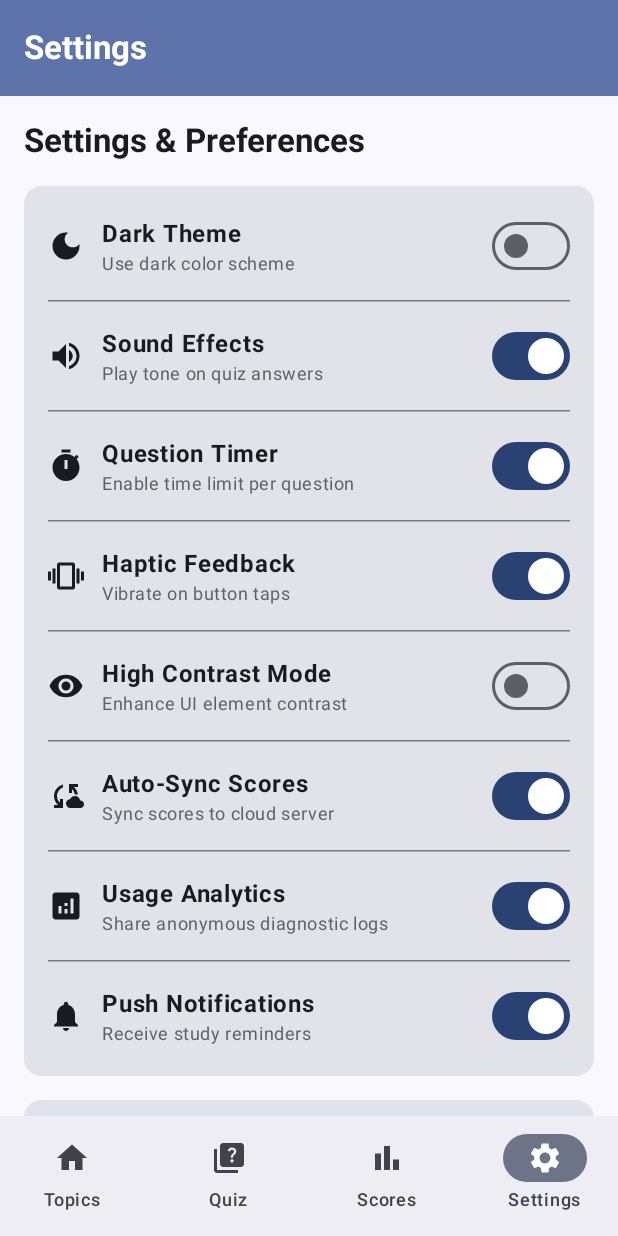
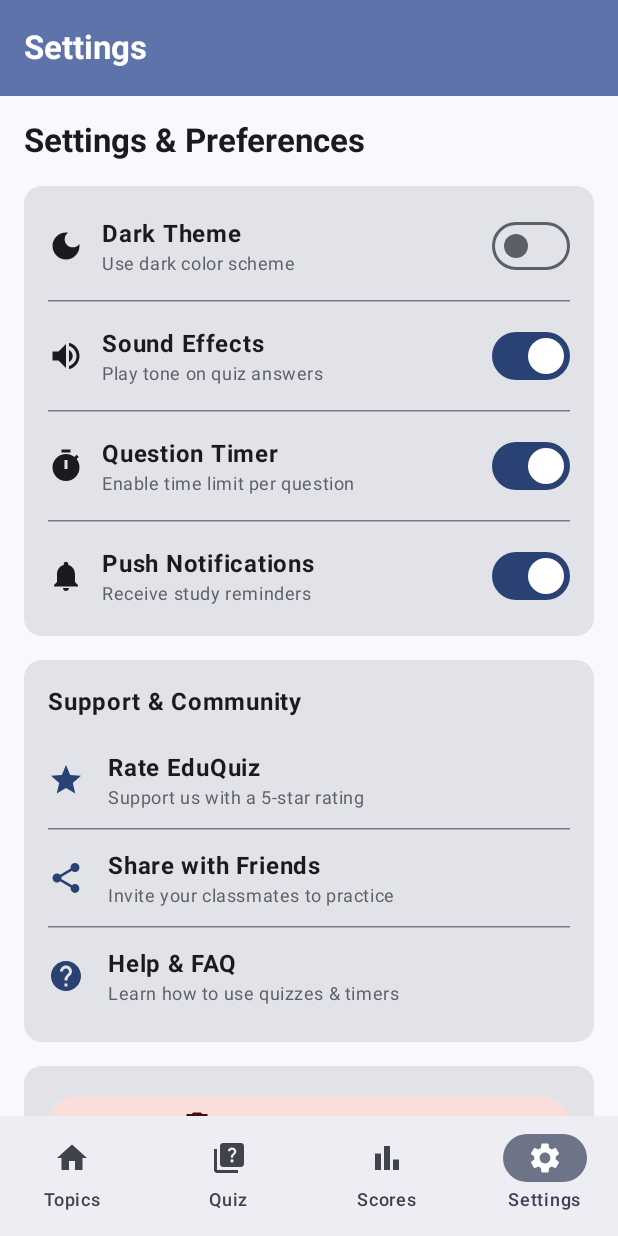
Before and after one commit to JCU-Mobile-Tech/mohammedEduApp, an Android app built with Jetpack Compose: the screen it shows after launch (MainActivity), item 4 of the bottom bar chosen, on a phone screen of 412 x 824 dp. Run offline under Robolectric (Android 15) with nearby library versions, the phone set to English and light mode, and no system bars.

Commit message:
Add player profile management and database unit tests

```diff
--- a/app/src/main/java/com/example/mohdeduapp/MainActivity.kt
+++ b/app/src/main/java/com/example/mohdeduapp/MainActivity.kt
@@ -2,6 +2,7 @@ package com.example.mohdeduapp
 
 import android.media.ToneGenerator
 import android.os.Bundle
+import android.widget.Toast
 import androidx.activity.ComponentActivity
 import androidx.activity.compose.setContent
 import androidx.activity.enableEdgeToEdge
@@ -11,12 +12,14 @@ import androidx.compose.foundation.lazy.LazyColumn
 import androidx.compose.foundation.lazy.LazyRow
 import androidx.compose.foundation.lazy.items
 import androidx.compose.material.icons.Icons
+import androidx.compose.material.icons.automirrored.filled.Help
 import androidx.compose.material.icons.automirrored.filled.VolumeUp
 import androidx.compose.material.icons.filled.*
 import androidx.compose.material3.*
 import androidx.compose.runtime.*
 import androidx.compose.ui.Alignment
 import androidx.compose.ui.Modifier
+import androidx.compose.ui.platform.LocalContext
 import androidx.compose.ui.text.font.FontWeight
 import androidx.compose.ui.unit.dp
 import com.example.mohdeduapp.ui.theme.MohdEduAppTheme
@@ -39,6 +42,7 @@ data class QuizQuestion(
 )
 
 data class QuizScoreRecord(
+    val playerName: String,
     val topicTitle: String,
     val score: Int,
     val total: Int,
@@ -56,9 +60,9 @@ class MainActivity : ComponentActivity() {
 
             val scoreList = remember {
                 mutableStateListOf(
-                    QuizScoreRecord("Jetpack Compose Quiz", 5, 5, "Today"),
-                    QuizScoreRecord("Kotlin Coroutines & Flow", 4, 5, "Yesterday"),
-                    QuizScoreRecord("MVVM & Clean Architecture", 5, 5, "2 days ago"),
+                    QuizScoreRecord("Player 1", "Jetpack Compose Quiz", 5, 5, "Today"),
+                    QuizScoreRecord("Alex", "Kotlin Coroutines & Flow", 4, 5, "Yesterday"),
+                    QuizScoreRecord("Player 1", "MVVM & Clean Architecture", 5, 5, "2 days ago"),
                 )
             }
 
@@ -88,8 +92,12 @@ fun QuizAppRoot(
     timerEnabled: Boolean,
     onTimerEnabledChanged: (Boolean) -> Unit,
 ) {
-    var selectedTab by remember { mutableIntStateOf(3) } // Default to settings or topics as needed
+    var selectedTab by remember { mutableIntStateOf(0) }
     var activeQuizTopic by remember { mutableStateOf<QuizTopic?>(null) }
+    var currentPlayerName by remember { mutableStateOf("Player 1") }
+    var pendingTopicToStart by remember { mutableStateOf<QuizTopic?>(null) }
+    var showPlayerDialog by remember { mutableStateOf(false) }
+
     var searchQuery by remember { mutableStateOf("") }
     var selectedCategory by remember { mutableStateOf("All") }
     var selectedDifficulty by remember { mutableStateOf("All") }
@@ -104,6 +112,42 @@ fun QuizAppRoot(
             QuizTopic(3, "Data Structures & Algorithms", "Algorithms", "Assess essential DSA patterns, search trees, and complexity analysis.", 12),
             QuizTopic(4, "MVVM & Clean Architecture", "Architecture", "Test your understanding of scalable app architecture, ViewModels, and repositories.", 12),
             QuizTopic(5, "Room Database & SQLite", "Database", "Practice local persistence, entities, DAOs, and migration queries.", 12),
+        )
+    }
+
+    if (showPlayerDialog) {
+        var tempName by remember { mutableStateOf(currentPlayerName) }
+        AlertDialog(
+            onDismissRequest = { showPlayerDialog = false },
+            title = { Text("Enter Player / Quiz Participant") },
+            text = {
+                Column {
+                    Text("Enter player name before starting the quiz:")
+                    Spacer(modifier = Modifier.height(8.dp))
+                    OutlinedTextField(
+                        value = tempName,
+                        onValueChange = { tempName = it },
+                        singleLine = true,
+                        label = { Text("Player Name") },
+                    )
+                }
+            },
+            confirmButton = {
+                TextButton(onClick = {
+                    if (tempName.isNotBlank()) {
+                        currentPlayerName = tempName.trim()
+                    }
+                    showPlayerDialog = false
+                    activeQuizTopic = pendingTopicToStart
+                }) {
+                    Text("Start Quiz")
+                }
+            },
+            dismissButton = {
+                TextButton(onClick = { showPlayerDialog = false }) {
+                    Text("Cancel")
+                }
+            },
         )
     }
 
@@ -163,10 +207,11 @@ fun QuizAppRoot(
         if (activeQuizTopic != null) {
             QuizScreen(
                 topic = activeQuizTopic!!,
+                playerName = currentPlayerName,
                 soundEnabled = soundEnabled,
                 timerEnabled = timerEnabled,
                 onFinishQuiz = { score, total ->
-                    scoreList.add(0, QuizScoreRecord(activeQuizTopic!!.title, score, total, "Just now"))
+                    scoreList.add(0, QuizScoreRecord(currentPlayerName, activeQuizTopic!!.title, score, total, "Just now"))
                     activeQuizTopic = null
                     selectedTab = 2 // Jump to scores
                 },
@@ -185,12 +230,20 @@ fun QuizAppRoot(
                     onDifficultySelected = { selectedDifficulty = it },
                     searchQuery = searchQuery,
                     onSearchQueryChanged = { searchQuery = it },
-                    onStartQuiz = { activeQuizTopic = it },
+                    currentPlayerName = currentPlayerName,
+                    onPlayerNameChanged = { currentPlayerName = it },
+                    onStartQuiz = { topic ->
+                        pendingTopicToStart = topic
+                        showPlayerDialog = true
+                    },
                     modifier = Modifier.padding(innerPadding),
                 )
                 1 -> ActivityStartScreen(
                     topics = topics,
-                    onStartQuiz = { activeQuizTopic = it },
+                    onStartQuiz = { topic ->
+                        pendingTopicToStart = topic
+                        showPlayerDialog = true
+                    },
                     modifier = Modifier.padding(innerPadding),
                 )
                 2 -> ScoresScreen(
@@ -223,6 +276,8 @@ fun TopicsScreen(
     onDifficultySelected: (String) -> Unit,
     searchQuery: String,
     onSearchQueryChanged: (String) -> Unit,
+    currentPlayerName: String,
+    onPlayerNameChanged: (String) -> Unit,
     onStartQuiz: (QuizTopic) -> Unit,
     modifier: Modifier = Modifier,
 ) {
@@ -245,15 +300,22 @@ fun TopicsScreen(
                 colors = CardDefaults.cardColors(containerColor = MaterialTheme.colorScheme.primaryContainer),
             ) {
                 Column(modifier = Modifier.padding(20.dp)) {
+                    Row(
+                        modifier = Modifier.fillMaxWidth(),
+                        horizontalArrangement = Arrangement.SpaceBetween,
+                        verticalAlignment = Alignment.CenterVertically,
+                    ) {
                         Text(
-                        text = "Welcome to EduQuiz 🧠",
+                            text = "Welcome, $currentPlayerName 👤",
                             style = MaterialTheme.typography.titleLarge,
                             fontWeight = FontWeight.Bold,
                             color = MaterialTheme.colorScheme.onPrimaryContainer,
                         )
+                        Badge { Text("Active Player") }
+                    }
                     Spacer(modifier = Modifier.height(4.dp))
                     Text(
-                        text = "Explore 60+ curriculum-aligned questions across 5 core topics, featuring random selection, timers, instant explanations, and score tracking.",
+                        text = "Ready for your quiz? Scores are tracked per player in the Score History tab.",
                         style = MaterialTheme.typography.bodyMedium,
                         color = MaterialTheme.colorScheme.onPrimaryContainer,
                     )
@@ -261,23 +323,37 @@ fun TopicsScreen(
             }
         }
 
+        // Tap to Flip Daily Flashcard
         item {
+            var flashcardFlipped by remember { mutableStateOf(false) }
             Card(
-                modifier = Modifier.fillMaxWidth(),
-                colors = CardDefaults.cardColors(containerColor = MaterialTheme.colorScheme.tertiaryContainer),
-            ) {
-                Row(
                 modifier = Modifier
                     .fillMaxWidth()
-                        .padding(16.dp),
+                    .clickable { flashcardFlipped = !flashcardFlipped },
+                colors = CardDefaults.cardColors(containerColor = MaterialTheme.colorScheme.secondaryContainer),
+            ) {
+                Column(modifier = Modifier.padding(20.dp)) {
+                    Row(
+                        modifier = Modifier.fillMaxWidth(),
+                        horizontalArrangement = Arrangement.SpaceBetween,
                         verticalAlignment = Alignment.CenterVertically,
                     ) {
-                    Icon(Icons.Default.Lightbulb, contentDescription = null, tint = MaterialTheme.colorScheme.primary, modifier = Modifier.size(32.dp))
-                    Spacer(modifier = Modifier.width(12.dp))
-                    Column {
-                        Text("Study Tip of the Day 💡", fontWeight = FontWeight.Bold)
-                        Text("Take regular quizzes to improve long-term memory retention and exam scores!", style = MaterialTheme.typography.bodySmall)
+                        Text("💡 Daily Quick Flashcard", fontWeight = FontWeight.Bold, color = MaterialTheme.colorScheme.onSecondaryContainer)
+                        Badge { Text(if (flashcardFlipped) "Answer" else "Question") }
                     }
+                    Spacer(modifier = Modifier.height(8.dp))
+                    Text(
+                        text = if (!flashcardFlipped) "Q: What annotation marks a Composable function in Jetpack Compose?" else "A: @Composable",
+                        style = MaterialTheme.typography.bodyLarge,
+                        fontWeight = FontWeight.Medium,
+                        color = MaterialTheme.colorScheme.onSecondaryContainer,
+                    )
+                    Spacer(modifier = Modifier.height(8.dp))
+                    Text(
+                        text = "Tap card to flip ⟳",
+                        style = MaterialTheme.typography.bodySmall,
+                        color = MaterialTheme.colorScheme.outline,
+                    )
                 }
             }
         }
@@ -441,6 +517,7 @@ fun ActivityStartScreen(
 @Composable
 fun QuizScreen(
     topic: QuizTopic,
+    playerName: String,
     soundEnabled: Boolean,
     timerEnabled: Boolean,
     onFinishQuiz: (Int, Int) -> Unit,
@@ -573,13 +650,12 @@ fun QuizScreen(
         ) {
             Button(onClick = onCancel) { Text("Exit Quiz") }
             Row(verticalAlignment = Alignment.CenterVertically) {
+                Text("Player: $playerName", fontWeight = FontWeight.Bold, color = MaterialTheme.colorScheme.primary)
+                Spacer(modifier = Modifier.width(12.dp))
                 if (timerEnabled) {
                     Icon(Icons.Default.Timer, contentDescription = null, tint = MaterialTheme.colorScheme.error)
-                    Text("Time: ${timeLeft}s", fontWeight = FontWeight.Bold, color = MaterialTheme.colorScheme.error)
-                    Spacer(modifier = Modifier.width(12.dp))
+                    Text("${timeLeft}s", fontWeight = FontWeight.Bold, color = MaterialTheme.colorScheme.error)
                 }
-                Icon(Icons.Default.LocalFireDepartment, contentDescription = null, tint = MaterialTheme.colorScheme.primary)
-                Text("Streak: $streakCount", fontWeight = FontWeight.Bold, color = MaterialTheme.colorScheme.primary)
             }
         }
 
@@ -596,6 +672,7 @@ fun QuizScreen(
                 ) {
                     Text("Quiz Completed! 🎉", style = MaterialTheme.typography.headlineMedium, fontWeight = FontWeight.Bold)
                     Spacer(modifier = Modifier.height(8.dp))
+                    Text("Player: $playerName", style = MaterialTheme.typography.titleMedium)
                     Text("Your Score: $correctCount / ${randomQuestions.size}", style = MaterialTheme.typography.titleLarge)
                     Spacer(modifier = Modifier.height(16.dp))
                     Button(onClick = { onFinishQuiz(correctCount, randomQuestions.size) }) {
@@ -610,7 +687,7 @@ fun QuizScreen(
                 modifier = Modifier.fillMaxWidth(),
             )
             Text(
-                text = "Question ${currentIndex + 1} of ${randomQuestions.size} (Randomly Selected from 12)",
+                text = "Question ${currentIndex + 1} of ${randomQuestions.size} (Player: $playerName)",
                 style = MaterialTheme.typography.bodySmall,
                 color = MaterialTheme.colorScheme.outline,
             )
@@ -701,7 +778,7 @@ fun ScoresScreen(
                 fontWeight = FontWeight.Bold,
             )
             Text(
-                text = "Track your quiz performance and score metrics.",
+                text = "Track quiz performance and scores grouped by players.",
                 style = MaterialTheme.typography.bodyMedium,
                 color = MaterialTheme.colorScheme.outline,
             )
@@ -725,7 +802,9 @@ fun ScoresScreen(
                         verticalAlignment = Alignment.CenterVertically,
                     ) {
                         Column {
-                            Text(record.topicTitle, fontWeight = FontWeight.Bold)
+                            Text("👤 Player: ${record.playerName}", fontWeight = FontWeight.Bold, color = MaterialTheme.colorScheme.primary)
+                            Spacer(modifier = Modifier.height(2.dp))
+                            Text(record.topicTitle, style = MaterialTheme.typography.bodyMedium)
                             Text("Date: ${record.date}", style = MaterialTheme.typography.bodySmall, color = MaterialTheme.colorScheme.outline)
                         }
                         Badge(containerColor = MaterialTheme.colorScheme.primaryContainer) {
@@ -753,11 +832,8 @@ fun SettingsScreen(
     onClearScores: () -> Unit,
     modifier: Modifier = Modifier,
 ) {
+    val context = LocalContext.current
     var notificationsEnabled by remember { mutableStateOf(true) }
-    var vibrationEnabled by remember { mutableStateOf(true) }
-    var highContrastMode by remember { mutableStateOf(false) }
-    var analyticsEnabled by remember { mutableStateOf(true) }
-    var autoSyncEnabled by remember { mutableStateOf(true) }
     var showClearConfirm by remember { mutableStateOf(false) }
 
     if (showClearConfirm) {
@@ -769,6 +845,7 @@ fun SettingsScreen(
                 TextButton(onClick = {
                     onClearScores()
                     showClearConfirm = false
+                    Toast.makeText(context, "Score history cleared successfully!", Toast.LENGTH_SHORT).show()
                 }) {
                     Text("Clear", color = MaterialTheme.colorScheme.error)
                 }
@@ -870,90 +947,6 @@ fun SettingsScreen(
                         horizontalArrangement = Arrangement.SpaceBetween,
                     ) {
                         Row(verticalAlignment = Alignment.CenterVertically) {
-                            Icon(Icons.Default.Vibration, contentDescription = null)
-                            Spacer(modifier = Modifier.width(12.dp))
-                            Column {
-                                Text("Haptic Feedback", fontWeight = FontWeight.Bold)
-                                Text("Vibrate on button taps", style = MaterialTheme.typography.bodySmall, color = MaterialTheme.colorScheme.outline)
-                            }
-                        }
-                        Switch(
-                            checked = vibrationEnabled,
-                            onCheckedChange = { vibrationEnabled = it },
-                        )
-                    }
-
-                    HorizontalDivider(modifier = Modifier.padding(vertical = 12.dp))
-
-                    Row(
-                        modifier = Modifier.fillMaxWidth(),
-                        verticalAlignment = Alignment.CenterVertically,
-                        horizontalArrangement = Arrangement.SpaceBetween,
-                    ) {
-                        Row(verticalAlignment = Alignment.CenterVertically) {
-                            Icon(Icons.Default.Visibility, contentDescription = null)
-                            Spacer(modifier = Modifier.width(12.dp))
-                            Column {
-                                Text("High Contrast Mode", fontWeight = FontWeight.Bold)
-                                Text("Enhance UI element contrast", style = MaterialTheme.typography.bodySmall, color = MaterialTheme.colorScheme.outline)
-                            }
-                        }
-                        Switch(
-                            checked = highContrastMode,
-                            onCheckedChange = { highContrastMode = it },
-                        )
-                    }
-
-                    HorizontalDivider(modifier = Modifier.padding(vertical = 12.dp))
-
-                    Row(
-                        modifier = Modifier.fillMaxWidth(),
-                        verticalAlignment = Alignment.CenterVertically,
-                        horizontalArrangement = Arrangement.SpaceBetween,
-                    ) {
-                        Row(verticalAlignment = Alignment.CenterVertically) {
-                            Icon(Icons.Default.CloudSync, contentDescription = null)
-                            Spacer(modifier = Modifier.width(12.dp))
-                            Column {
-                                Text("Auto-Sync Scores", fontWeight = FontWeight.Bold)
-                                Text("Sync scores to cloud server", style = MaterialTheme.typography.bodySmall, color = MaterialTheme.colorScheme.outline)
-                            }
-                        }
-                        Switch(
-                            checked = autoSyncEnabled,
-                            onCheckedChange = { autoSyncEnabled = it },
-                        )
-                    }
-
-                    HorizontalDivider(modifier = Modifier.padding(vertical = 12.dp))
-
-                    Row(
-                        modifier = Modifier.fillMaxWidth(),
-                        verticalAlignment = Alignment.CenterVertically,
-                        horizontalArrangement = Arrangement.SpaceBetween,
-                    ) {
-                        Row(verticalAlignment = Alignment.CenterVertically) {
-                            Icon(Icons.Default.Analytics, contentDescription = null)
-                            Spacer(modifier = Modifier.width(12.dp))
-                            Column {
-                                Text("Usage Analytics", fontWeight = FontWeight.Bold)
-                                Text("Share anonymous diagnostic logs", style = MaterialTheme.typography.bodySmall, color = MaterialTheme.colorScheme.outline)
-                            }
-                        }
-                        Switch(
-                            checked = analyticsEnabled,
-                            onCheckedChange = { analyticsEnabled = it },
-                        )
-                    }
-
-                    HorizontalDivider(modifier = Modifier.padding(vertical = 12.dp))
-
-                    Row(
-                        modifier = Modifier.fillMaxWidth(),
-                        verticalAlignment = Alignment.CenterVertically,
-                        horizontalArrangement = Arrangement.SpaceBetween,
-                    ) {
-                        Row(verticalAlignment = Alignment.CenterVertically) {
                             Icon(Icons.Default.Notifications, contentDescription = null)
                             Spacer(modifier = Modifier.width(12.dp))
                             Column {
@@ -973,14 +966,65 @@ fun SettingsScreen(
         item {
             Card(
                 modifier = Modifier.fillMaxWidth(),
-                colors = CardDefaults.cardColors(containerColor = MaterialTheme.colorScheme.surfaceVariant),
             ) {
                 Column(modifier = Modifier.padding(16.dp)) {
-                    Text("Storage & Telemetry", fontWeight = FontWeight.Bold)
-                    Spacer(modifier = Modifier.height(8.dp))
-                    Text("Local Database: Room SQLite (Encrypted)", style = MaterialTheme.typography.bodySmall, color = MaterialTheme.colorScheme.outline)
-                    Text("Cache Size: 4.2 MB • Sync Status: Online", style = MaterialTheme.typography.bodySmall, color = MaterialTheme.colorScheme.outline)
-                    Text("Security Protocol: TLS 1.3 / OAuth2", style = MaterialTheme.typography.bodySmall, color = MaterialTheme.colorScheme.outline)
+                    Text("Support & Community", fontWeight = FontWeight.Bold)
+                    Spacer(modifier = Modifier.height(12.dp))
+
+                    Row(
+                        modifier = Modifier
+                            .fillMaxWidth()
+                            .clickable {
+                                Toast.makeText(context, "Thank you for rating 5 stars! ⭐", Toast.LENGTH_SHORT).show()
+                            }
+                            .padding(vertical = 8.dp),
+                        verticalAlignment = Alignment.CenterVertically,
+                    ) {
+                        Icon(Icons.Default.Star, contentDescription = null, tint = MaterialTheme.colorScheme.primary)
+                        Spacer(modifier = Modifier.width(16.dp))
+                        Column {
+                            Text("Rate EduQuiz", fontWeight = FontWeight.Bold)
+                            Text("Support us with a 5-star rating", style = MaterialTheme.typography.bodySmall, color = MaterialTheme.colorScheme.outline)
+                        }
+                    }
+
+                    HorizontalDivider(modifier = Modifier.padding(vertical = 4.dp))
+
+                    Row(
+                        modifier = Modifier
+                            .fillMaxWidth()
+                            .clickable {
+                                Toast.makeText(context, "App share link copied to clipboard! 🤝", Toast.LENGTH_SHORT).show()
+                            }
+                            .padding(vertical = 8.dp),
+                        verticalAlignment = Alignment.CenterVertically,
+                    ) {
+                        Icon(Icons.Default.Share, contentDescription = null, tint = MaterialTheme.colorScheme.primary)
+                        Spacer(modifier = Modifier.width(16.dp))
+                        Column {
+                            Text("Share with Friends", fontWeight = FontWeight.Bold)
+                            Text("Invite your classmates to practice", style = MaterialTheme.typography.bodySmall, color = MaterialTheme.colorScheme.outline)
+                        }
+                    }
+
+                    HorizontalDivider(modifier = Modifier.padding(vertical = 4.dp))
+
+                    Row(
+                        modifier = Modifier
+                            .fillMaxWidth()
+                            .clickable {
+                                Toast.makeText(context, "EduQuiz helps students practice Android & algorithms.", Toast.LENGTH_SHORT).show()
+                            }
+                            .padding(vertical = 8.dp),
+                        verticalAlignment = Alignment.CenterVertically,
+                    ) {
+                        Icon(Icons.AutoMirrored.Filled.Help, contentDescription = null, tint = MaterialTheme.colorScheme.primary)
+                        Spacer(modifier = Modifier.width(16.dp))
+                        Column {
+                            Text("Help & FAQ", fontWeight = FontWeight.Bold)
+                            Text("Learn how to use quizzes & timers", style = MaterialTheme.typography.bodySmall, color = MaterialTheme.colorScheme.outline)
+                        }
+                    }
                 }
             }
         }
@@ -1013,8 +1057,7 @@ fun SettingsScreen(
                         Spacer(modifier = Modifier.width(12.dp))
                         Column {
                             Text("About EduQuiz", fontWeight = FontWeight.Bold)
-                            Text("Version 1.0.0 • Built with Jetpack Compose & Material 3", style = MaterialTheme.typography.bodySmall, color = MaterialTheme.colorScheme.outline)
-                            Text("Target SDK 35 • JCU Mobile Technologies", style = MaterialTheme.typography.bodySmall, color = MaterialTheme.colorScheme.outline)
+                            Text("Version 1.0.0 • Built with Jetpack Compose", style = MaterialTheme.typography.bodySmall, color = MaterialTheme.colorScheme.outline)
                         }
                     }
                 }
```
Also changed, not shown: 2 other files. Lines whose indentation alone changed are shown as unchanged.
